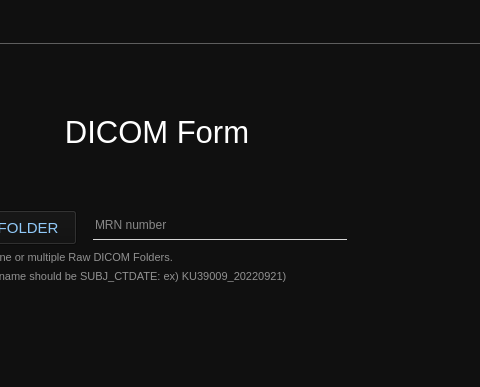
hanagertrudekim/DICOM_Anonymizer, file mainWindow.ui: the form before one commit; both pictures show x 364 to 844 and y 0 to 387 of the 1062 by 674 pixel window.
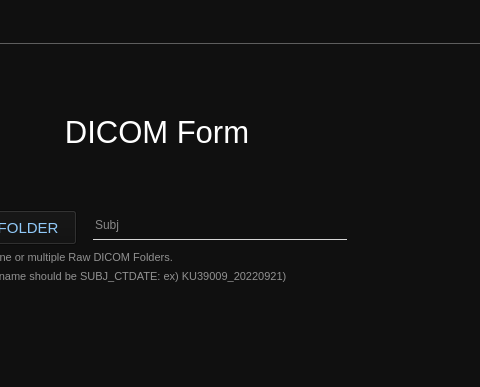
The form after the commit.

Commit message: feat: change input placeholder subj

```diff
--- a/mainWindow.ui
+++ b/mainWindow.ui
@@ -271,7 +271,7 @@
          <set>Qt::AlignLeading|Qt::AlignLeft|Qt::AlignVCenter</set>
         </property>
         <property name="placeholderText">
-         <string>MRN number</string>
+         <string>Subj</string>
         </property>
        </widget>
       </item>
```
The commit also changes 2 other files.
